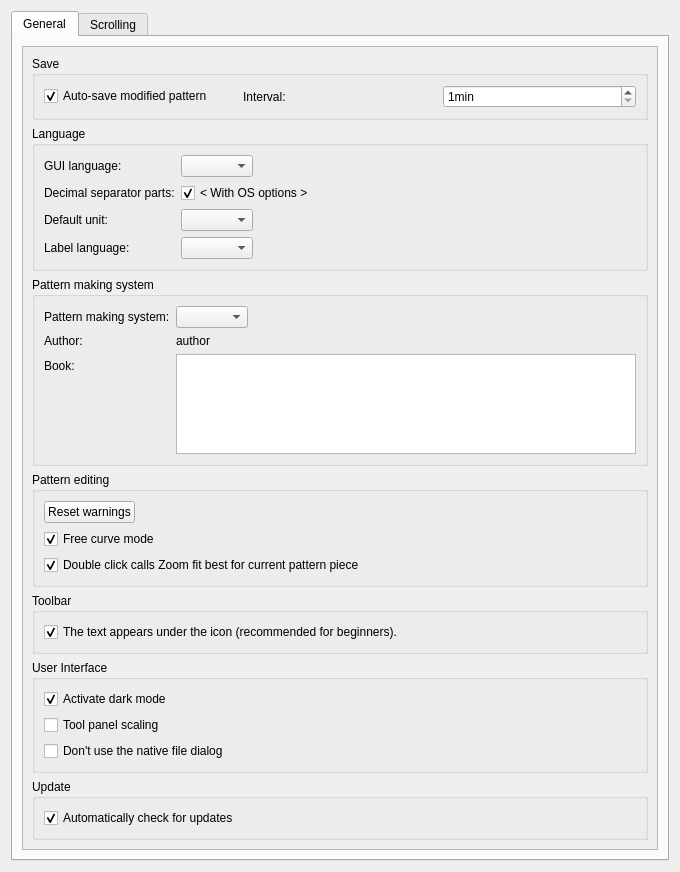
Above: src/app/valentina/dialogs/configpages/preferencesconfigurationpage.ui from dismine/valentina before the change. Below: the same form after it.
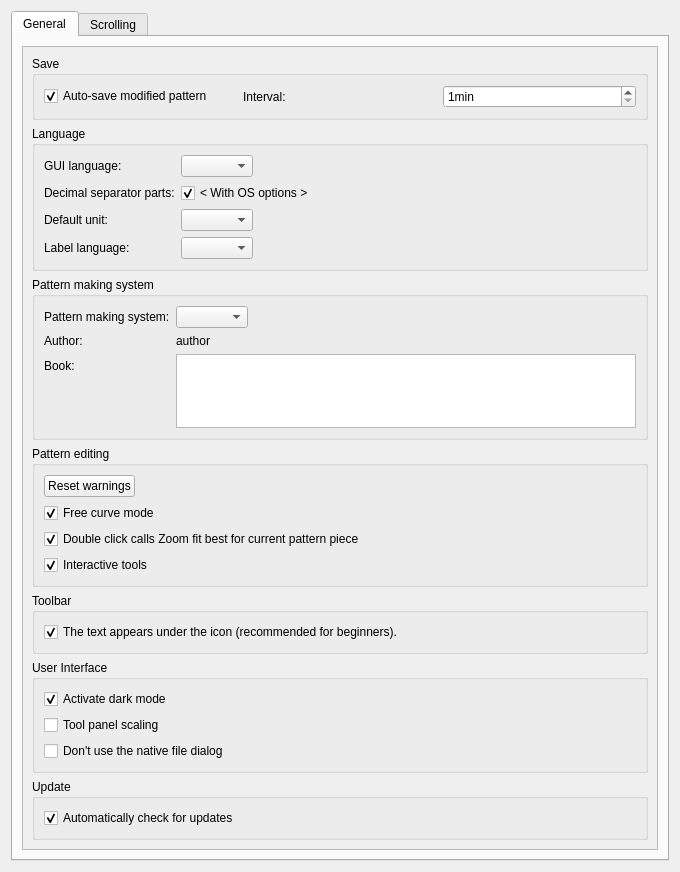
That is the form after the change.

Commit message: New option Interactive tools.

```diff
--- a/src/app/valentina/dialogs/configpages/preferencesconfigurationpage.ui
+++ b/src/app/valentina/dialogs/configpages/preferencesconfigurationpage.ui
@@ -33,9 +33,9 @@
           <property name="geometry">
            <rect>
             <x>0</x>
-            <y>-27</y>
+            <y>0</y>
             <width>624</width>
-            <height>838</height>
+            <height>867</height>
            </rect>
           </property>
           <layout class="QVBoxLayout" name="verticalLayout_2">
@@ -235,6 +235,19 @@
                 </property>
                </widget>
               </item>
+              <item>
+               <widget class="QCheckBox" name="checkBoxInteractiveTools">
+                <property name="toolTip">
+                 <string>Disable if you want to skip interactive part of creating tools. And go straight to editing formulas instead.</string>
+                </property>
+                <property name="text">
+                 <string>Interactive tools</string>
+                </property>
+                <property name="checked">
+                 <bool>true</bool>
+                </property>
+               </widget>
+              </item>
              </layout>
             </widget>
            </item>
```
The commit also changes 38 other files.
